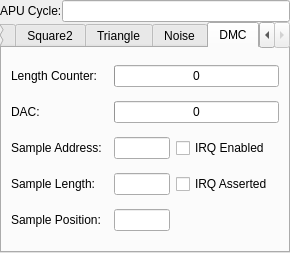
The window that debugger/apuinformationdialog.ui (christopherpow/nesicide) describes before a commit, drawn with Qt 5.
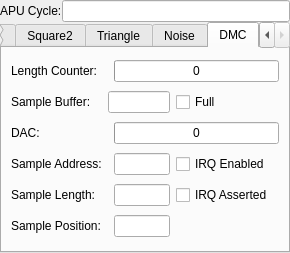
The same window after the commit.

```diff
--- a/debugger/apuinformationdialog.ui
+++ b/debugger/apuinformationdialog.ui
@@ -315,14 +315,14 @@
          </property>
         </widget>
        </item>
-       <item row="1" column="0">
+       <item row="2" column="0">
         <widget class="QLabel" name="label_10">
          <property name="text">
           <string>DAC:</string>
          </property>
         </widget>
        </item>
-       <item row="1" column="2" colspan="3">
+       <item row="2" column="2" colspan="3">
         <widget class="QProgressBar" name="dac5">
          <property name="maximum">
           <number>15</number>
@@ -341,50 +341,67 @@
          </property>
         </widget>
        </item>
-       <item row="3" column="0">
+       <item row="4" column="0">
         <widget class="QLabel" name="label_12">
          <property name="text">
           <string>Sample Address:</string>
          </property>
         </widget>
        </item>
-       <item row="3" column="2">
+       <item row="4" column="2">
         <widget class="QLineEdit" name="sampleAddr5"/>
        </item>
-       <item row="3" column="3">
+       <item row="4" column="3">
         <widget class="QCheckBox" name="irqEnabled5">
          <property name="text">
           <string>IRQ Enabled</string>
          </property>
         </widget>
        </item>
-       <item row="4" column="0">
+       <item row="5" column="0">
         <widget class="QLabel" name="label_13">
          <property name="text">
           <string>Sample Length:</string>
          </property>
         </widget>
        </item>
-       <item row="4" column="2">
+       <item row="5" column="2">
         <widget class="QLineEdit" name="sampleLength5"/>
        </item>
-       <item row="4" column="3">
+       <item row="5" column="3">
         <widget class="QCheckBox" name="irqAsserted5">
          <property name="text">
           <string>IRQ Asserted</string>
          </property>
         </widget>
        </item>
-       <item row="5" column="0">
+       <item row="6" column="0">
         <widget class="QLabel" name="label_14">
          <property name="text">
           <string>Sample Position:</string>
          </property>
         </widget>
        </item>
-       <item row="5" column="2">
+       <item row="6" column="2">
         <widget class="QLineEdit" name="samplePos5"/>
        </item>
+       <item row="1" column="0">
+        <widget class="QLabel" name="label_16">
+         <property name="text">
+          <string>Sample Buffer:</string>
+         </property>
+        </widget>
+       </item>
+       <item row="1" column="1" colspan="2">
+        <widget class="QLineEdit" name="sampleBufferContents5"/>
+       </item>
+       <item row="1" column="3">
+        <widget class="QCheckBox" name="sampleBufferFull5">
+         <property name="text">
+          <string>Full</string>
+         </property>
+        </widget>
+       </item>
       </layout>
      </widget>
     </widget>
```
Left out of the diff: 34 changed lines with no effect on the pictures.
